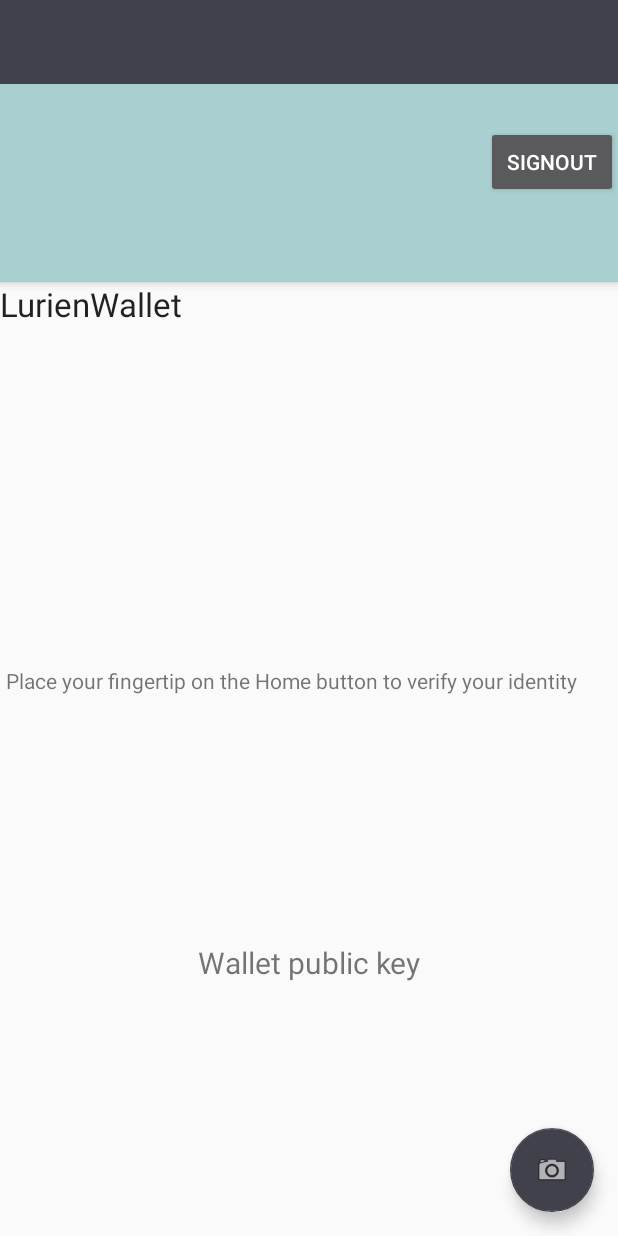
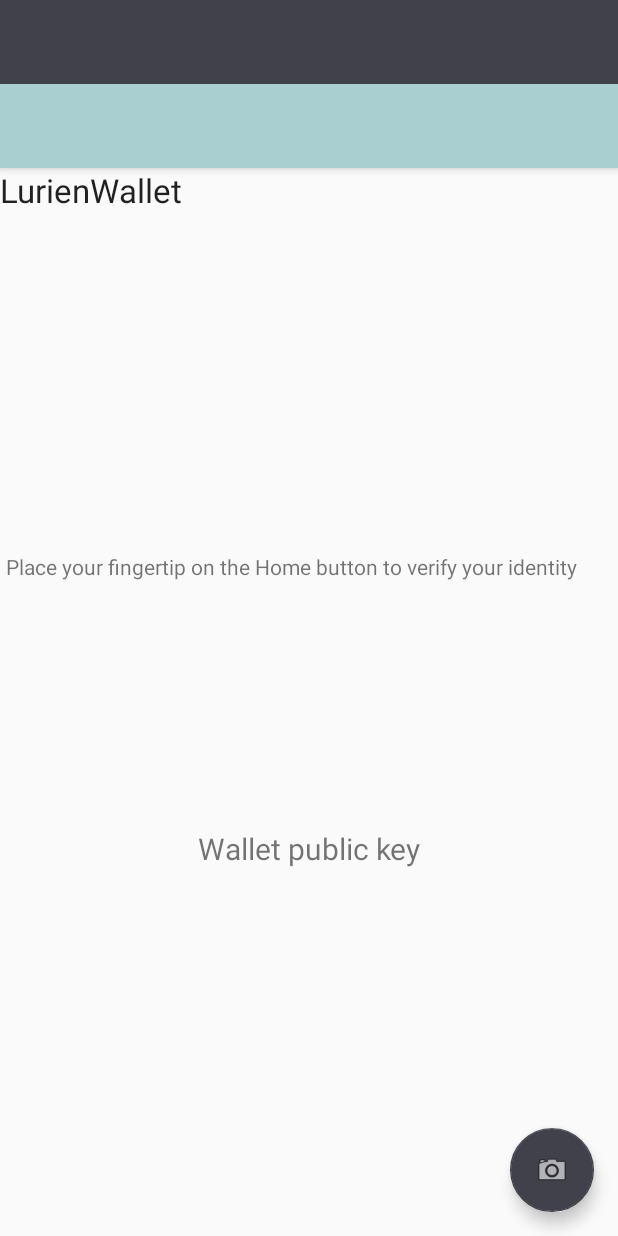
Before and after one commit to ChristianTaidi/LurienWallet, an Android app: the layout activity_main.xml on its own in the app's theme, with its tools: preview values and no code run, on a phone screen of 412 x 824 dp. Run offline under Robolectric (Android 15) with nearby library versions, the phone set to English and light mode, and no system bars.

Commit message:
modified the sign out button

```diff
--- a/app/src/main/res/layout/app_bar_main.xml
+++ b/app/src/main/res/layout/app_bar_main.xml
@@ -11,15 +11,6 @@
         android:layout_height="wrap_content"
         android:theme="@style/AppTheme.AppBarOverlay">
 
-        <Button
-            android:id="@+id/sign_out_btn"
-            android:layout_width="wrap_content"
-            android:layout_height="wrap_content"
-            android:text="SignOut"
-            android:layout_marginStart="324dp"
-            android:layout_marginTop="28dp"
-            app:layout_constraintStart_toStartOf="parent"
-            app:layout_constraintTop_toTopOf="parent" />
 
         <androidx.appcompat.widget.Toolbar
             android:id="@+id/toolbar"
--- a/app/src/main/res/menu/activity_main_drawer.xml
+++ b/app/src/main/res/menu/activity_main_drawer.xml
@@ -22,18 +22,11 @@
                 android:id="@+id/nav_send"
                 android:icon="@drawable/ic_menu_send"
                 android:title="@string/menu_send" />
+            <item android:id="@+id/sign_out"
+                android:icon="@drawable/ic_menu_gallery"
+                android:title="Sign Out"/>
         </menu>
-        <Button
-            android:id="@+id/logout"
-            android:layout_width="wrap_content"
-            android:layout_height="wrap_content"
-            android:layout_marginTop="16dp"
-            android:text="LogOut"
-            app:layout_constraintEnd_toEndOf="parent"
-            app:layout_constraintHorizontal_bias="0.498"
-            app:layout_constraintEnd_toStartOf="parent"
-            app:layout_constraintTop_toBottomOf="@+id/text_home"
-            android:onClick="logout"/>
+
     </item>
 
 </menu>
```
Also changed, not shown: app/src/main/java/com/christian/lurienwallet/demo/MainActivity.java (+26 -8 lines).
